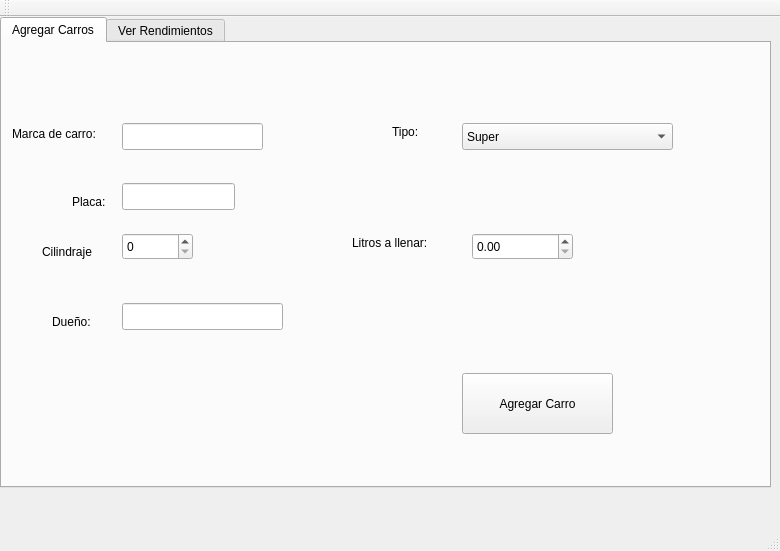
Above: RendimientoCarro/mainwindow.ui from pejuan/11411073-proyecto-02 before the change. Below: the same form after it.
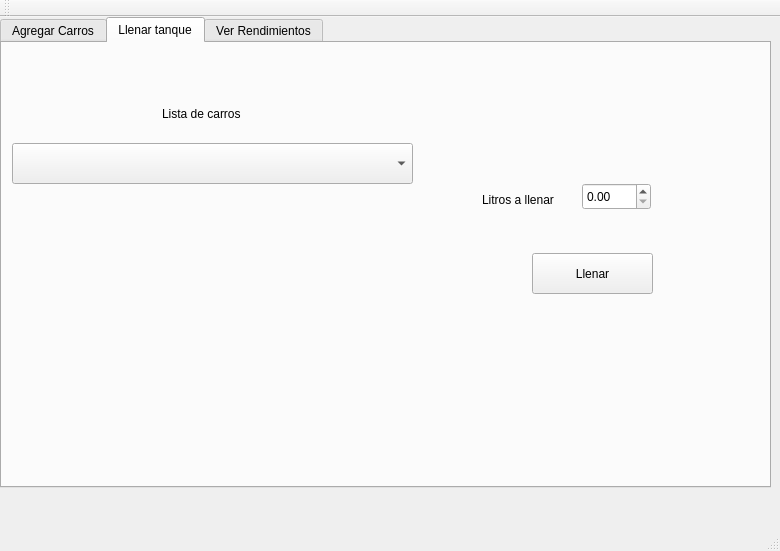
That is the form after the change.

Commit message: Agrega carros al combobox de carros en la seccion de llenar el tanque

What changed in the file:
```diff
--- a/RendimientoCarro/mainwindow.ui
+++ b/RendimientoCarro/mainwindow.ui
@@ -24,7 +24,7 @@
      </rect>
     </property>
     <property name="currentIndex">
-     <number>0</number>
+     <number>1</number>
     </property>
     <widget class="QWidget" name="tab">
      <attribute name="title">
@@ -197,6 +197,70 @@
       </property>
      </widget>
     </widget>
+    <widget class="QWidget" name="tab_3">
+     <attribute name="title">
+      <string>Llenar tanque</string>
+     </attribute>
+     <widget class="QComboBox" name="cb_carros">
+      <property name="geometry">
+       <rect>
+        <x>10</x>
+        <y>100</y>
+        <width>401</width>
+        <height>41</height>
+       </rect>
+      </property>
+     </widget>
+     <widget class="QDoubleSpinBox" name="doubleSpinBox">
+      <property name="geometry">
+       <rect>
+        <x>580</x>
+        <y>140</y>
+        <width>69</width>
+        <height>27</height>
+       </rect>
+      </property>
+     </widget>
+     <widget class="QLabel" name="label_7">
+      <property name="geometry">
+       <rect>
+        <x>480</x>
+        <y>146</y>
+        <width>101</width>
+        <height>21</height>
+       </rect>
+      </property>
+      <property name="text">
+       <string>Litros a llenar</string>
+      </property>
+     </widget>
+     <widget class="QPushButton" name="boton_llenar">
+      <property name="geometry">
+       <rect>
+        <x>530</x>
+        <y>210</y>
+        <width>121</width>
+        <height>41</height>
+       </rect>
+      </property>
+      <property name="text">
+       <string>Llenar</string>
+      </property>
+     </widget>
+     <widget class="QLabel" name="label_8">
+      <property name="geometry">
+       <rect>
+        <x>160</x>
+        <y>60</y>
+        <width>101</width>
+        <height>21</height>
+       </rect>
+      </property>
+      <property name="text">
+       <string>Lista de carros</string>
+      </property>
+     </widget>
+    </widget>
     <widget class="QWidget" name="tab_2">
      <attribute name="title">
       <string>Ver Rendimientos</string>
```
The commit also changes 7 other files.
